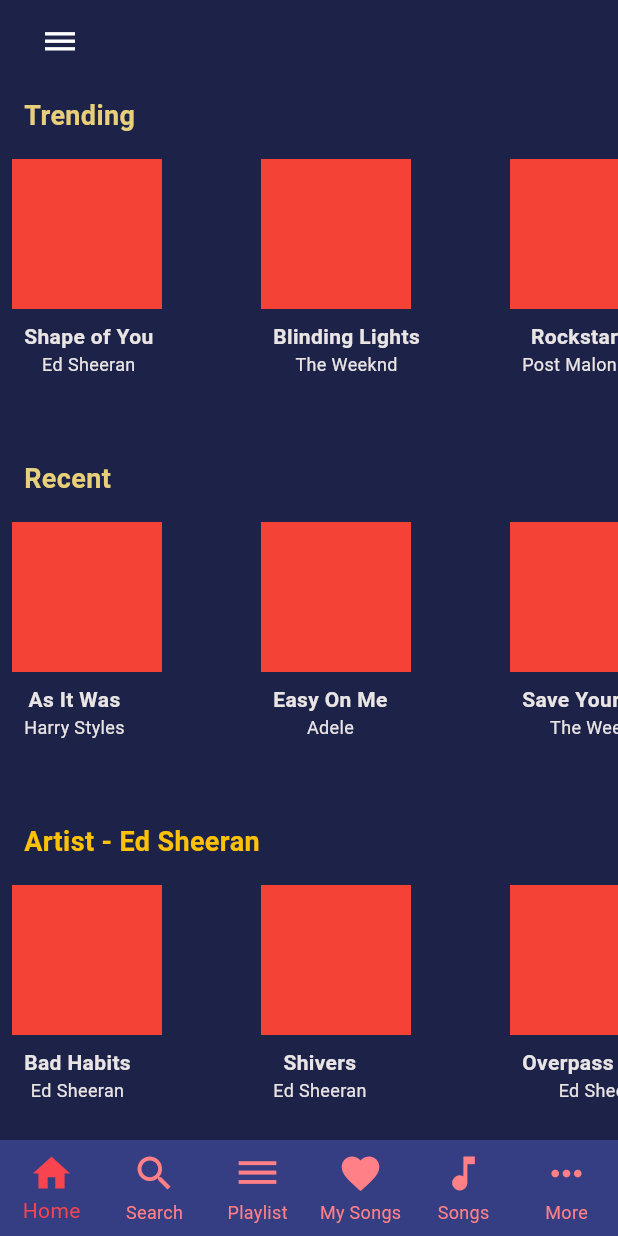
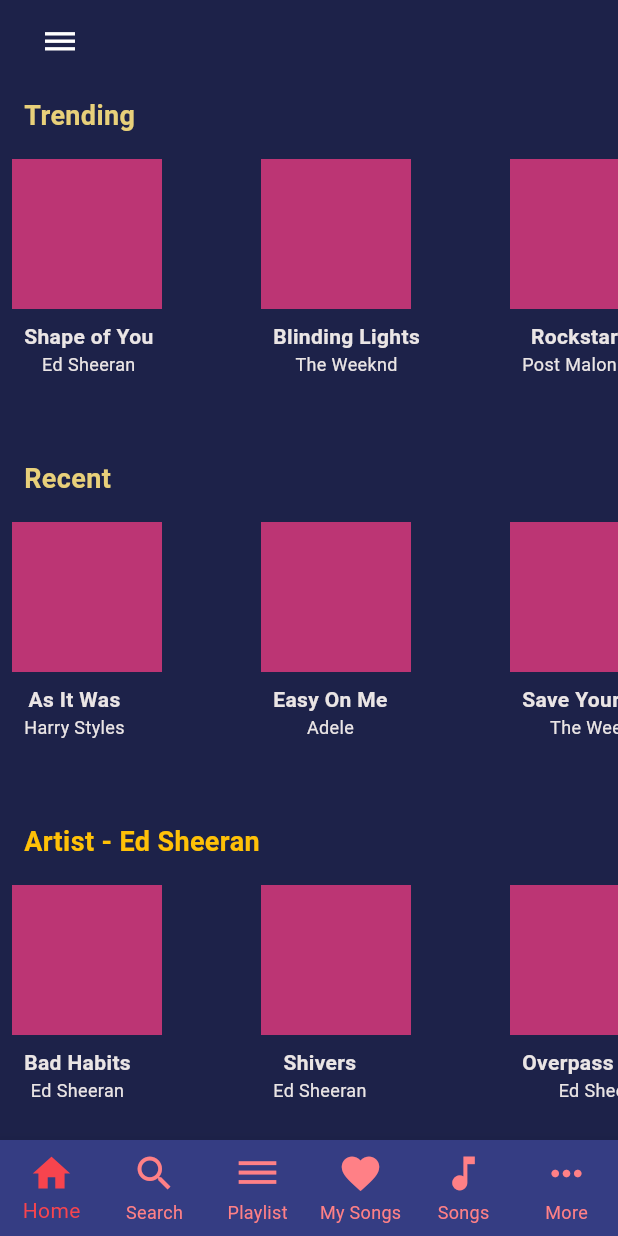
Before and after one commit to Marta-24/Firebase, a Flutter app: the screen it shows after launch, on a phone screen of 412 x 824 dp. Run offline on Flutter 3.47's test engine with Material 3 defaults, Android fonts, the phone set to English and light mode, and no system bars; our stand-ins replace shared_preferences.

Commit message:
small color adjustment update

```diff
--- a/lib/widgets/music_card.dart
+++ b/lib/widgets/music_card.dart
@@ -25,7 +25,7 @@
           Container(
             height: 100.0,
             width: 100.0,
-            color: Colors.red[500],
+            color: Color.fromARGB(255, 188, 53, 116),
           ),
           Padding(
             padding: const EdgeInsets.all(8.0),
```
